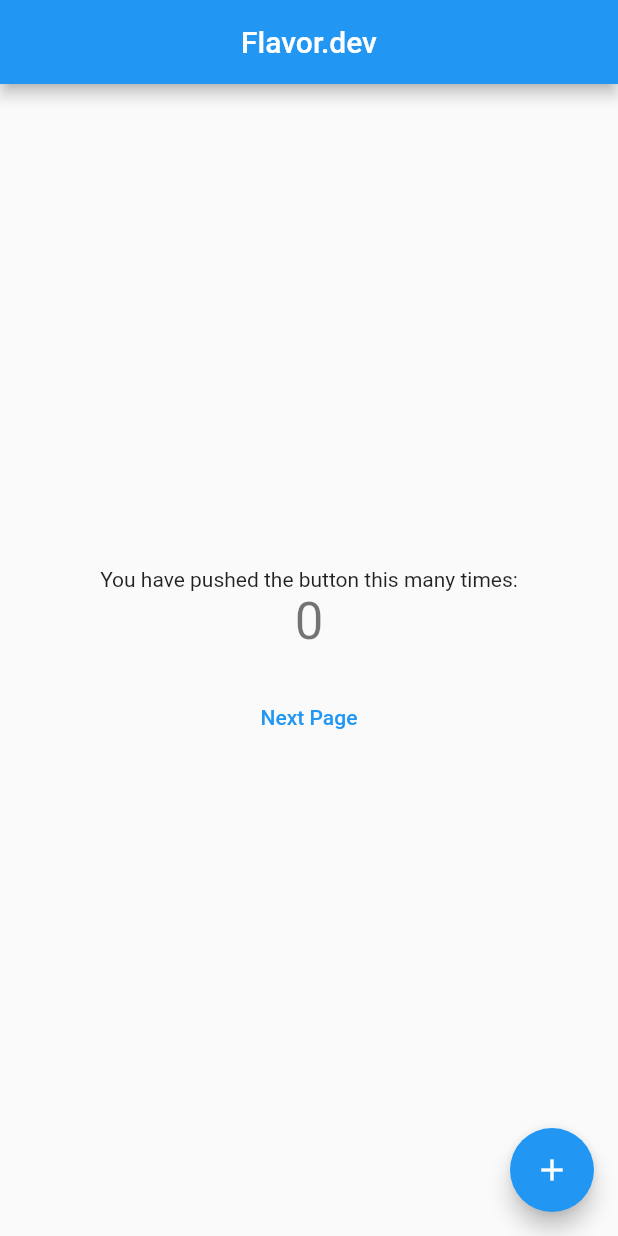
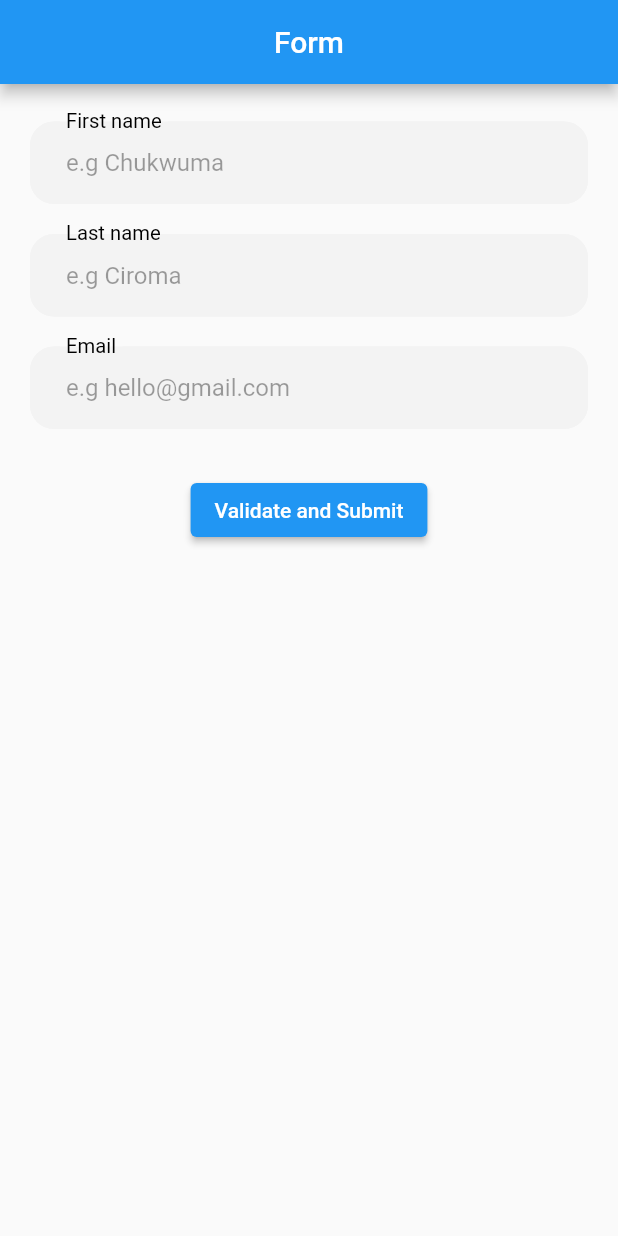
Before and after one commit to OgheneTega/provider_example, a Flutter app: the screen it shows after launch, on a phone screen of 412 x 824 dp. Run offline on Flutter 3.47's test engine with Material 2 defaults, Android fonts, the phone set to English and light mode, and no system bars.

Commit message:
real life provider

```diff
--- a/lib/counter.dart
+++ /dev/null
@@ -1,11 +0,0 @@
-import 'package:flutter/foundation.dart';
-
-class Counter extends ChangeNotifier {
-  int value = 0;
-
-  increment() {
-    value++;
-
-    notifyListeners();
-  }
-}
--- a/lib/flavor.dart
+++ /dev/null
@@ -1 +0,0 @@
-enum Flavor { dev, staging, prod }
--- /dev/null
+++ b/lib/id.dart
@@ -0,0 +1,32 @@
+import 'package:flutter/material.dart';
+import 'package:provider/provider.dart';
+import 'package:provider_example/providers/form.dart';
+
+class IDScreen extends StatelessWidget {
+  const IDScreen({Key? key}) : super(key: key);
+
+  @override
+  Widget build(BuildContext context) {
+    final provider = Provider.of<FormProvider>(context);
+
+    return Scaffold(
+      appBar: AppBar(title: const Text("ID Screen")),
+      body: Column(
+        children: [
+          Text("${provider.data['firstname']}"),
+          Text("${provider.data['lastname']}"),
+          Text("${provider.data['email']}"),
+        ],
+      ),
+      // body: Consumer<FormProvider>(
+      //   builder: (ctx, provider, child) => Column(
+      //     children: [
+      //       Text("${provider.data['firstname']}"),
+      //       Text("${provider.data['lastname']}"),
+      //       Text("${provider.data['email']}"),
+      //     ],
+      //   ),
+      // ),
+    );
+  }
+}
--- a/lib/main.dart
+++ b/lib/main.dart
@@ -1,13 +1,6 @@
 import 'package:flutter/material.dart';
-import 'package:provider/provider.dart';
-import 'package:provider_example/flavor.dart';
-import 'package:provider_example/my_app.dart';
+import 'my_app.dart';
 
 void main() {
-  runApp(
-    Provider<Flavor>.value(
-      value: Flavor.dev,
-      child: const MyApp(),
-    ),
-  );
+  runApp(const MyApp());
 }
--- a/lib/main_prod.dart
+++ /dev/null
@@ -1,13 +0,0 @@
-import 'package:flutter/material.dart';
-import 'package:provider/provider.dart';
-import 'package:provider_example/flavor.dart';
-import 'package:provider_example/my_app.dart';
-
-void main() {
-  runApp(
-    Provider<Flavor>.value(
-      value: Flavor.prod,
-      child: const MyApp(),
-    ),
-  );
-}
--- a/lib/main_staging.dart
+++ /dev/null
@@ -1,13 +0,0 @@
-import 'package:flutter/material.dart';
-import 'package:provider/provider.dart';
-import 'package:provider_example/flavor.dart';
-import 'package:provider_example/my_app.dart';
-
-void main() {
-  runApp(
-    Provider<Flavor>.value(
-      value: Flavor.staging,
-      child: const MyApp(),
-    ),
-  );
-}
--- a/lib/my_app.dart
+++ b/lib/my_app.dart
@@ -1,8 +1,10 @@
 import 'package:flutter/material.dart';
 import 'package:provider/provider.dart';
-import 'package:provider_example/counter.dart';
-import 'package:provider_example/flavor.dart';
-import 'package:provider_example/page_2.dart';
+import 'package:provider_example/id.dart';
+import 'package:provider_example/widgets/input.dart';
+
+import 'providers/cart.dart';
+import 'providers/form.dart';
 
 class MyApp extends StatelessWidget {
   const MyApp({Key? key}) : super(key: key);
@@ -11,7 +13,8 @@ class MyApp extends StatelessWidget {
   Widget build(BuildContext context) {
     return MultiProvider(
       providers: [
-        ChangeNotifierProvider<Counter>(create: (_) => Counter()),
+        ChangeNotifierProvider(create: (_) => FormProvider()),
+        ChangeNotifierProvider(create: (_) => CartProvider()),
       ],
       child: MaterialApp(
         title: 'Flutter Demo',
@@ -26,53 +29,96 @@ class MyApp extends StatelessWidget {
 }
 
 class MyHomePage extends StatefulWidget {
-  const MyHomePage({
-    Key? key,
-  }) : super(key: key);
+  const MyHomePage({Key? key}) : super(key: key);
 
   @override
   State<MyHomePage> createState() => _MyHomePageState();
 }
 
 class _MyHomePageState extends State<MyHomePage> {
+  final _formKey = GlobalKey<FormState>();
+
   @override
   Widget build(BuildContext context) {
-    final flavor = Provider.of<Flavor>(context);
-    final counter = Provider.of<Counter>(context);
+    final _formProvider = Provider.of<FormProvider>(context);
 
     return Scaffold(
       appBar: AppBar(
-        title: Text(flavor.toString()),
+        title: const Text("Form"),
         centerTitle: true,
       ),
-      body: Center(
+      body: SingleChildScrollView(
+        padding: const EdgeInsets.symmetric(horizontal: 20, vertical: 25),
         child: Column(
-          mainAxisAlignment: MainAxisAlignment.center,
-          children: <Widget>[
-            const Text(
-              'You have pushed the button this many times:',
-            ),
-            Consumer<Counter>(
-              builder: (_, pv, child) => Text(
-                '${pv.value}',
-                style: Theme.of(context).textTheme.headline4,
+          children: [
+            Form(
+              key: _formKey,
+              child: Column(
+                children: [
+                  Input(
+                    hintText: "e.g Chukwuma",
+                    label: "First name",
+                    validator: (val) {
+                      if (val.toString().isEmpty) {
+                        return "Field is required";
+                      }
+                      return null;
+                    },
+                    onSaved: (val) {
+                      _formProvider.data['firstname'] = val;
+                    },
+                  ),
+                  const SizedBox(height: 20),
+                  Input(
+                    hintText: "e.g Ciroma",
+                    label: "Last name",
+                    validator: (val) {
+                      if (val.toString().isEmpty) {
+                        return "Field is required";
+                      }
+                      return null;
+                    },
+                    onSaved: (val) {
+                      _formProvider.data['lastname'] = val;
+                    },
+                  ),
+                  const SizedBox(height: 20),
+                  Input(
+                    hintText: "e.g hello@gmail.com",
+                    label: "Email",
+                    validator: (val) {
+                      if (val.toString().isEmpty) {
+                        return "Field is required";
+                      }
+                      return null;
+                    },
+                    onSaved: (val) {
+                      _formProvider.data['email'] = val;
+                    },
+                  ),
+                ],
               ),
             ),
-            const SizedBox(height: 20),
-            TextButton(
-              onPressed: () => Navigator.of(context).push(
-                MaterialPageRoute(builder: (context) => const Page2Screen()),
-              ),
-              child: const Text("Next Page"),
+            const SizedBox(height: 30),
+            ElevatedButton(
+              onPressed: () {
+                if (!_formKey.currentState!.validate()) {
+                  return;
+                }
+                _formKey.currentState!.save();
+                // Navigate to ID card page
+                Navigator.push(
+                  context,
+                  MaterialPageRoute(
+                    builder: (BuildContext context) => const IDScreen(),
+                  ),
+                );
+              },
+              child: const Text("Validate and Submit"),
             ),
           ],
         ),
       ),
-      floatingActionButton: FloatingActionButton(
-        onPressed: () => counter.increment(),
-        tooltip: 'Increment',
-        child: const Icon(Icons.add),
-      ),
     );
   }
 }
--- a/lib/page_2.dart
+++ /dev/null
@@ -1,23 +0,0 @@
-import 'package:flutter/material.dart';
-import 'package:provider/provider.dart';
-
-import 'counter.dart';
-
-class Page2Screen extends StatefulWidget {
-  const Page2Screen({Key? key}) : super(key: key);
-
-  @override
-  State<Page2Screen> createState() => _Page2ScreenState();
-}
-
-class _Page2ScreenState extends State<Page2Screen> {
-  @override
-  Widget build(BuildContext context) {
-    final counter = Provider.of<Counter>(context);
-
-    return Scaffold(
-      appBar: AppBar(title: const Text("Second Page")),
-      body: Center(child: Text("Current count is : ${counter.value}")),
-    );
-  }
-}
--- /dev/null
+++ b/lib/providers/cart.dart
@@ -0,0 +1,3 @@
+import 'package:flutter/material.dart';
+
+class CartProvider extends ChangeNotifier {}
--- /dev/null
+++ b/lib/providers/form.dart
@@ -0,0 +1,5 @@
+import 'package:flutter/material.dart';
+
+class FormProvider extends ChangeNotifier {
+  Map<String, dynamic> data = {};
+}
--- /dev/null
+++ b/lib/widgets/input.dart
@@ -0,0 +1,163 @@
+import 'package:flutter/material.dart';
+import 'package:flutter/services.dart';
+
+class Input extends StatelessWidget {
+  final Widget? prefixIcon;
+  final Widget? suffixIcon;
+  final String? initialValue;
+  final TextInputType inputType;
+  final TextEditingController? textController;
+  final String? label;
+  final String? hintText;
+  final bool obscureText;
+  final bool enabled;
+  final bool readOnly;
+  final bool fullBorder;
+  final bool filled;
+  final int? maxLength;
+  final int? maxLines;
+  final int minLines;
+  final TextInputAction keyboardAction;
+  final FocusNode? focusNode;
+  final String? Function(String?)? validator;
+  final void Function(String?)? onSaved;
+  final void Function()? onTap;
+  final void Function(String?)? onChanged;
+  final void Function(String?)? onFieldSubmitted;
+  final void Function()? onEditComplete;
+  final Color? borderColor,
+      enabledBorderColor,
+      errorBorderColor,
+      labelColor,
+      textColor,
+      fillColor,
+      errorTextColor,
+      hintTextColor;
+  final bool showLabel;
+  final TextStyle? textStyle;
+  final TextAlign textAlign;
+  final double borderRadius;
+  final List<TextInputFormatter> inputFormatters;
+  final TextCapitalization textCapitalization;
+
+  const Input({
+    Key? key,
+    this.label,
+    required this.hintText,
+    this.initialValue,
+    this.textController,
+    this.inputType = TextInputType.text,
+    this.prefixIcon,
+    this.suffixIcon,
+    this.obscureText = false,
+    this.enabled = true,
+    this.readOnly = false,
+    this.filled = true,
+    this.fullBorder = true,
+    this.maxLines,
+    this.minLines = 1,
+    this.maxLength,
+    this.keyboardAction = TextInputAction.next,
+    this.focusNode,
+    this.validator,
+    this.onSaved,
+    this.onTap,
+    this.onChanged,
+    this.onFieldSubmitted,
+    this.onEditComplete,
+    this.borderColor = Colors.black,
+    this.enabledBorderColor = Colors.black12,
+    this.errorBorderColor = Colors.red,
+    this.labelColor = Colors.black,
+    this.textColor = Colors.black,
+    this.hintTextColor = Colors.black38,
+    this.errorTextColor = Colors.red,
+    this.fillColor = const Color(0xFFF3F3F3),
+    this.showLabel = true,
+    this.textStyle,
+    this.textAlign = TextAlign.start,
+    this.borderRadius = 16,
+    this.inputFormatters = const [],
+    this.textCapitalization = TextCapitalization.none,
+  }) : super(key: key);
+
+  @override
+  Widget build(BuildContext context) {
+    return TextFormField(
+      autocorrect: false,
+      initialValue: initialValue,
+      textAlign: textAlign,
+      inputFormatters: inputFormatters,
+      textCapitalization: textCapitalization,
+      decoration: InputDecoration(
+        contentPadding: !fullBorder
+            ? null
+            : const EdgeInsets.symmetric(horizontal: 24, vertical: 18),
+        prefixIcon: prefixIcon,
+        suffixIcon: suffixIcon,
+        labelText: showLabel ? label : null,
+        labelStyle: TextStyle(
+          color: labelColor,
+          fontSize: 18,
+        ),
+        floatingLabelBehavior: FloatingLabelBehavior.always,
+        border: fullBorder
+            ? OutlineInputBorder(
+                borderRadius: BorderRadius.circular(borderRadius),
+              )
+            : const UnderlineInputBorder(),
+        focusedBorder: fullBorder
+            ? OutlineInputBorder(
+                borderSide: const BorderSide(color: Colors.black),
+                borderRadius: BorderRadius.circular(borderRadius),
+              )
+            : const UnderlineInputBorder(
+                borderSide: BorderSide(color: Colors.black),
+              ),
+        errorBorder: fullBorder
+            ? OutlineInputBorder(
+                borderSide: BorderSide(color: errorBorderColor!, width: 1),
+                borderRadius: BorderRadius.circular(borderRadius),
+              )
+            : UnderlineInputBorder(
+                borderSide: BorderSide(color: errorBorderColor!, width: 1),
+              ),
+        enabledBorder: fullBorder
+            ? OutlineInputBorder(
+                borderSide: BorderSide(color: fillColor!),
+                borderRadius: BorderRadius.circular(borderRadius),
+              )
+            : const UnderlineInputBorder(
+                borderSide: BorderSide(color: Colors.black12),
+              ),
+        filled: filled,
+        hintStyle: TextStyle(
+          color: hintTextColor,
+        ),
+        hintText: hintText,
+        fillColor: fillColor,
+        errorStyle: TextStyle(
+          color: errorTextColor,
+          fontSize: 14,
+        ),
+      ),
+      style: textStyle ?? TextStyle(color: textColor),
+      enabled: enabled,
+      obscureText: obscureText,
+      readOnly: readOnly,
+      keyboardType: minLines > 1 ? TextInputType.multiline : inputType,
+      textInputAction: keyboardAction,
+      validator: validator,
+      onSaved: onSaved,
+      focusNode: focusNode,
+      onTap: onTap,
+      onChanged: onChanged,
+      onFieldSubmitted: onFieldSubmitted,
+      controller: textController,
+      onEditingComplete: onEditComplete,
+      maxLength: maxLength,
+      maxLines: obscureText ? 1 : maxLines,
+      minLines: minLines,
+    );
+  }
+}
```
